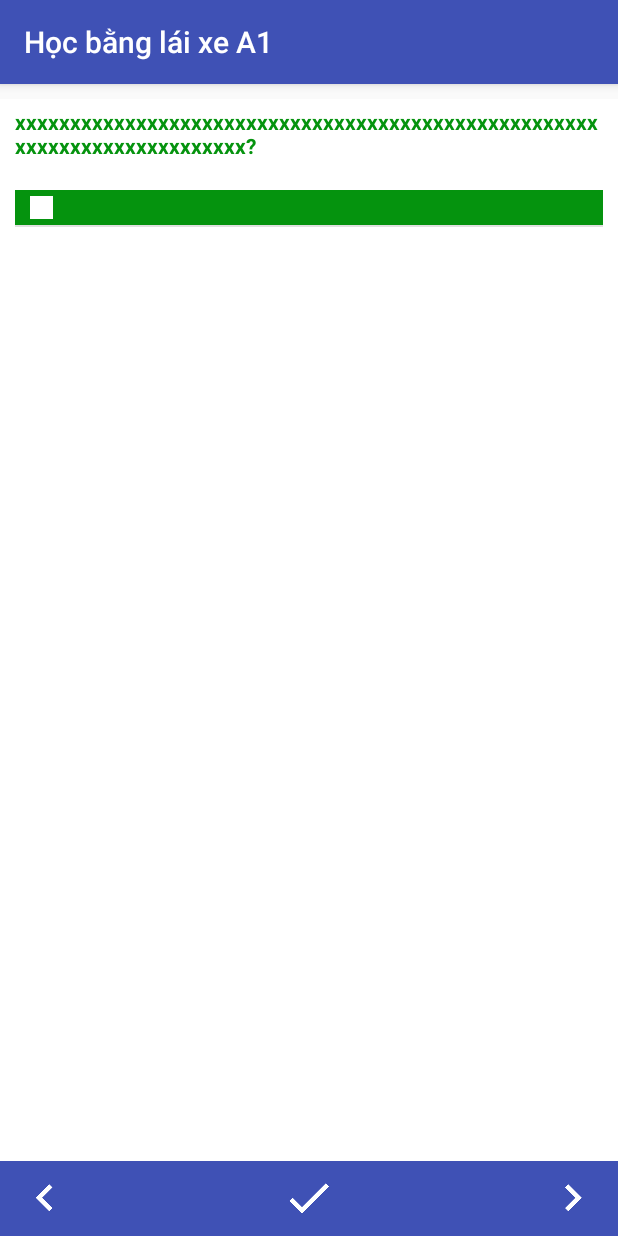
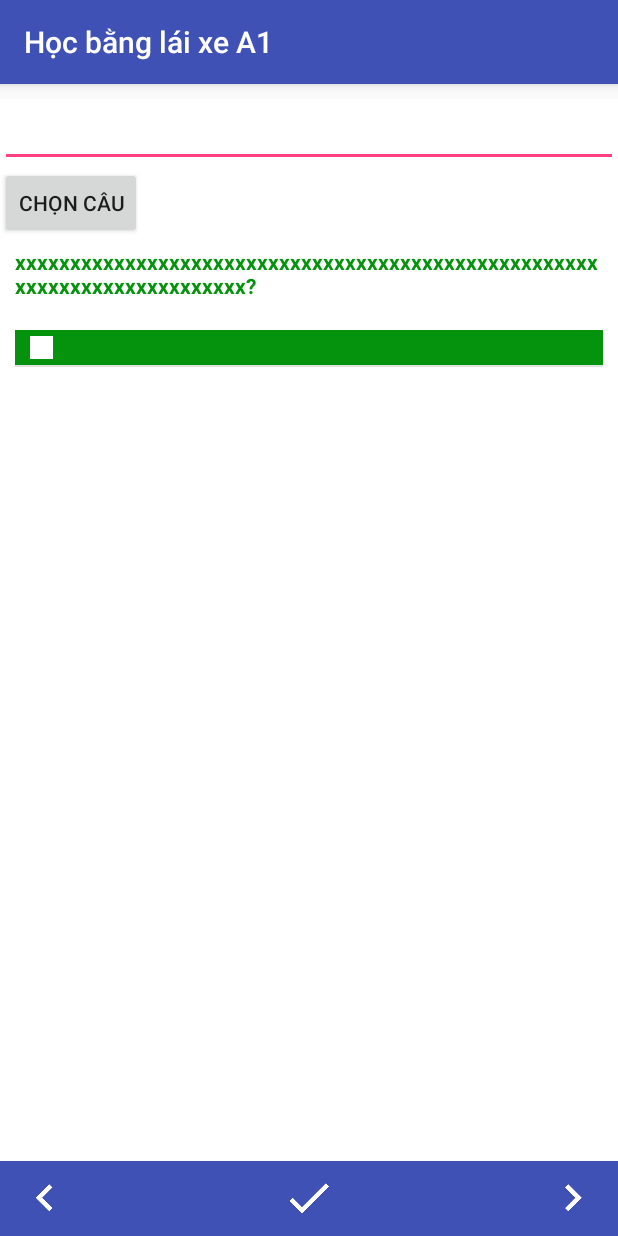
Before and after one commit to vanson9x/Certificate_Motor_A1, an Android app: the LearningDetail screen opened directly, with no data from a screen before it, after a tap on an icon or button, on a phone screen of 412 x 824 dp. Run offline under Robolectric (Android 15) with nearby library versions, the phone set to English and light mode, and no system bars; 1 statement that could not run was skipped; 2 other taps on this screen came first.

Commit message:
hoan thanh

```diff
--- a/app/src/main/java/com/fithou/vanson/certificate_motor_a1/activities/LearningDetail.java
+++ b/app/src/main/java/com/fithou/vanson/certificate_motor_a1/activities/LearningDetail.java
@@ -21,6 +21,7 @@ import com.fithou.vanson.certificate_motor_a1.model.Custom_Row_Answer;
 import com.fithou.vanson.certificate_motor_a1.model.Question;
 import com.fithou.vanson.certificate_motor_a1.model.myResource;
 import java.util.ArrayList;
+import java.util.concurrent.ExecutionException;
 
 /**
  * Created by vanson on 3/23/2017.
@@ -56,6 +57,30 @@ public class LearningDetail extends AppCompatActivity implements View.OnClickLis
             Toast.makeText(this,e.toString(), Toast.LENGTH_LONG).show();
             e.printStackTrace();
         }
+
+        // them cho nay trong file LearningDetail.java
+        final TextView txtHuy = (TextView) findViewById(R.id.txtHuy);
+        Button btnHuy = (Button) findViewById(R.id.btnHuy);
+        btnHuy.setOnClickListener(new View.OnClickListener() {
+            @Override
+            public void onClick(View v) {
+
+                try {
+                    int cau = Integer.parseInt(txtHuy.getText().toString());
+                    if (cau >= getIndexBegin() && cau <= getIndexEnd())
+                        createListViewAnswer(cau);
+                    else
+                        Toast.makeText(LearningDetail.this, "Vui long nhap tu "+
+                                getIndexBegin()+" toi "+getIndexEnd()
+                                , Toast.LENGTH_SHORT).show();
+                } catch (Exception e) {
+                    e.printStackTrace();
+                }
+
+            }
+        });
+
+        // den cho nay
     }
 
     // Sự kiện click vào Toggle trên Actionbar
--- a/app/src/main/res/layout/activity_learning_detail.xml
+++ b/app/src/main/res/layout/activity_learning_detail.xml
@@ -5,15 +5,32 @@
     android:orientation="vertical"
     android:layout_width="match_parent"
     android:layout_height="match_parent">
-
     <RelativeLayout
         android:layout_width="match_parent"
         android:layout_height="match_parent"
         android:layout_marginTop="10dp"
         android:background="#ffff">
-
+        // them tu cho nay
+        <LinearLayout
+            android:id="@+id/layoutHuy"
+            android:layout_width="match_parent"
+            android:orientation="vertical"
+            android:layout_height="wrap_content">
+            <EditText
+                android:layout_width="match_parent"
+                android:id="@+id/txtHuy"
+                android:inputType="number"
+                android:layout_height="wrap_content" />
+            <Button
+                android:id="@+id/btnHuy"
+                android:text="Chọn câu"
+                android:layout_width="wrap_content"
+                android:layout_height="wrap_content" />
+        </LinearLayout>
+        // den cho nay
         <RelativeLayout
             android:layout_width="match_parent"
+            android:layout_below="@+id/layoutHuy"
             android:layout_height="wrap_content"
             android:layout_marginLeft="10dp"
             android:layout_marginRight="10dp">
```
Also changed, not shown: 1 other file.
